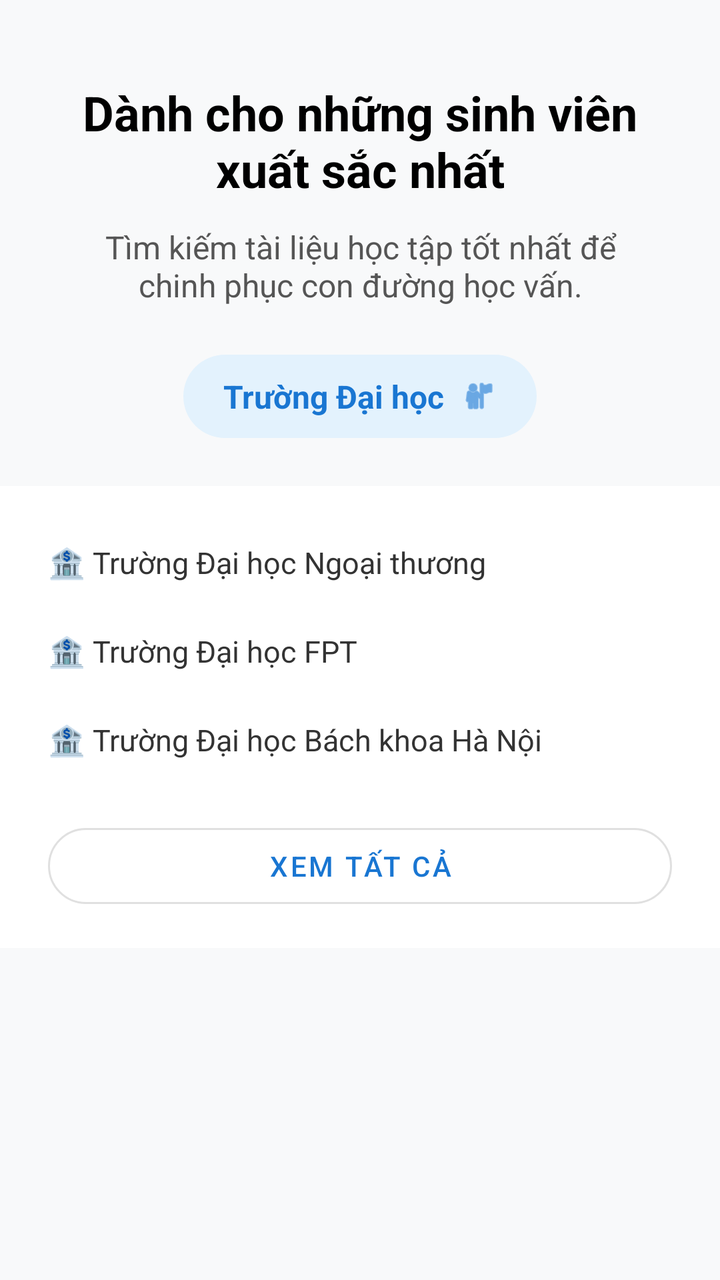
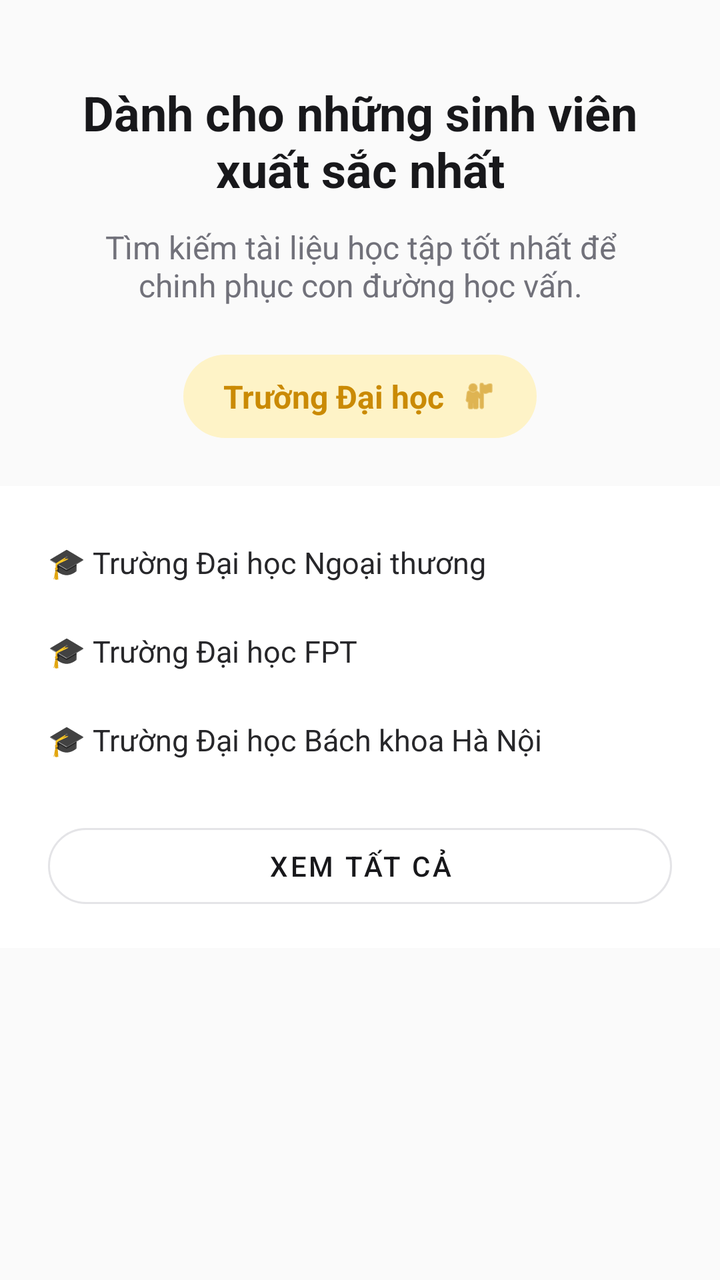

Compare the two renders of this Android layout. The source of the first and the diff that turns it into the second are given below.
<!-- AndroidManifest.xml: application theme Theme.DACS -->
<!-- res/layout/item_home_universities.xml -->
<?xml version="1.0" encoding="utf-8"?>
<LinearLayout xmlns:android="http://schemas.android.com/apk/res/android"
    xmlns:app="http://schemas.android.com/apk/res-auto"
    android:layout_width="match_parent"
    android:layout_height="wrap_content"
    android:orientation="vertical"
    android:background="#F8F9FA"
    android:paddingTop="40dp">

    <TextView
        android:id="@+id/tvUniTitle"
        android:layout_width="match_parent"
        android:layout_height="wrap_content"
        android:layout_marginHorizontal="32dp"
        android:text="Dành cho những sinh viên xuất sắc nhất"
        android:textSize="24sp"
        android:textStyle="bold"
        android:textColor="#000000"
        android:gravity="center" />

    <TextView
        android:id="@+id/tvUniSubtitle"
        android:layout_width="match_parent"
        android:layout_height="wrap_content"
        android:layout_marginTop="12dp"
        android:layout_marginHorizontal="32dp"
        android:text="Tìm kiếm tài liệu học tập tốt nhất để chinh phục con đường học vấn."
        android:textSize="16sp"
        android:textColor="#555555"
        android:gravity="center" />

    <LinearLayout
        android:layout_width="wrap_content"
        android:layout_height="wrap_content"
        android:layout_gravity="center_horizontal"
        android:layout_marginTop="24dp"
        android:background="@drawable/bg_input_rounded"
        android:backgroundTint="#E3F2FD"
        android:paddingHorizontal="20dp"
        android:paddingVertical="10dp"
        android:orientation="horizontal"
        android:gravity="center_vertical">

        <TextView
            android:layout_width="wrap_content"
            android:layout_height="wrap_content"
            android:text="Trường Đại học"
            android:textColor="#1976D2"
            android:textStyle="bold"
            android:textSize="16sp"/>

        <ImageView
            android:layout_width="18dp"
            android:layout_height="18dp"
            android:layout_marginStart="8dp"
            android:src="@android:drawable/ic_menu_myplaces"
            app:tint="#1976D2"/>
    </LinearLayout>

    <LinearLayout
        android:layout_width="match_parent"
        android:layout_height="wrap_content"
        android:layout_marginTop="24dp"
        android:background="#FFFFFF"
        android:orientation="vertical"
        android:paddingHorizontal="24dp"
        android:paddingVertical="16dp">

        <TextView
            android:layout_width="match_parent"
            android:layout_height="wrap_content"
            android:paddingVertical="12dp"
            android:text="🏦 Trường Đại học Ngoại thương"
            android:textColor="#333333"
            android:textSize="15sp"/>

        <TextView
            android:layout_width="match_parent"
            android:layout_height="wrap_content"
            android:paddingVertical="12dp"
            android:text="🏦 Trường Đại học FPT"
            android:textColor="#333333"
            android:textSize="15sp"/>

        <TextView
            android:layout_width="match_parent"
            android:layout_height="wrap_content"
            android:paddingVertical="12dp"
            android:text="🏦 Trường Đại học Bách khoa Hà Nội"
            android:textColor="#333333"
            android:textSize="15sp"/>

        <Button
            android:id="@+id/btnSeeAllUnis"
            android:layout_width="match_parent"
            android:layout_height="50dp"
            android:layout_marginTop="16dp"
            android:text="Xem tất cả"
            android:textColor="#1976D2"
            android:backgroundTint="#FFFFFF"
            style="?attr/materialButtonOutlinedStyle"
            app:strokeColor="#E0E0E0"
            app:strokeWidth="1dp"
            app:cornerRadius="25dp"/>
    </LinearLayout>

</LinearLayout>
<!-- resources referenced by this layout -->
<resources>
  <!-- drawable bg_input_rounded (drawable) -->
  <shape xmlns:android="http://schemas.android.com/apk/res/android">
      <solid android:color="#F4F4F4"/>
      <corners android:radius="22dp"/>
  </shape>
  <style name="Theme.DACS" parent="Theme.MaterialComponents.Light.NoActionBar">
          <item name="android:windowTranslucentStatus">true</item>
          <item name="android:windowTranslucentNavigation">true</item>
      </style>
</resources>

<!-- the commit's change to res/layout/item_home_universities.xml (unified diff, before → after) -->
@@ -4,7 +4,7 @@
     android:layout_width="match_parent"
     android:layout_height="wrap_content"
     android:orientation="vertical"
-    android:background="#F8F9FA"
+    android:background="#FAFAFA"
     android:paddingTop="40dp">
 
     <TextView
@@ -15,7 +15,7 @@
         android:text="Dành cho những sinh viên xuất sắc nhất"
         android:textSize="24sp"
         android:textStyle="bold"
-        android:textColor="#000000"
+        android:textColor="#18181B"
         android:gravity="center" />
 
     <TextView
@@ -26,7 +26,7 @@
         android:layout_marginHorizontal="32dp"
         android:text="Tìm kiếm tài liệu học tập tốt nhất để chinh phục con đường học vấn."
         android:textSize="16sp"
-        android:textColor="#555555"
+        android:textColor="#71717A"
         android:gravity="center" />
 
     <LinearLayout
@@ -35,7 +35,7 @@
         android:layout_gravity="center_horizontal"
         android:layout_marginTop="24dp"
         android:background="@drawable/bg_input_rounded"
-        android:backgroundTint="#E3F2FD"
+        android:backgroundTint="#FEF3C7"
         android:paddingHorizontal="20dp"
         android:paddingVertical="10dp"
         android:orientation="horizontal"
@@ -45,7 +45,7 @@
             android:layout_width="wrap_content"
             android:layout_height="wrap_content"
             android:text="Trường Đại học"
-            android:textColor="#1976D2"
+            android:textColor="#CA8A04"
             android:textStyle="bold"
             android:textSize="16sp"/>
 
@@ -54,7 +54,7 @@
             android:layout_height="18dp"
             android:layout_marginStart="8dp"
             android:src="@android:drawable/ic_menu_myplaces"
-            app:tint="#1976D2"/>
+            app:tint="#CA8A04"/>
     </LinearLayout>
 
     <LinearLayout
@@ -70,24 +70,24 @@
             android:layout_width="match_parent"
             android:layout_height="wrap_content"
             android:paddingVertical="12dp"
-            android:text="🏦 Trường Đại học Ngoại thương"
-            android:textColor="#333333"
+            android:text="🎓 Trường Đại học Ngoại thương"
+            android:textColor="#27272A"
             android:textSize="15sp"/>
 
         <TextView
             android:layout_width="match_parent"
             android:layout_height="wrap_content"
             android:paddingVertical="12dp"
-            android:text="🏦 Trường Đại học FPT"
-            android:textColor="#333333"
+            android:text="🎓 Trường Đại học FPT"
+            android:textColor="#27272A"
             android:textSize="15sp"/>
 
         <TextView
             android:layout_width="match_parent"
             android:layout_height="wrap_content"
             android:paddingVertical="12dp"
-            android:text="🏦 Trường Đại học Bách khoa Hà Nội"
-            android:textColor="#333333"
+            android:text="🎓 Trường Đại học Bách khoa Hà Nội"
+            android:textColor="#27272A"
             android:textSize="15sp"/>
 
         <Button
@@ -96,10 +96,10 @@
             android:layout_height="50dp"
             android:layout_marginTop="16dp"
             android:text="Xem tất cả"
-            android:textColor="#1976D2"
+            android:textColor="#18181B"
             android:backgroundTint="#FFFFFF"
             style="?attr/materialButtonOutlinedStyle"
-            app:strokeColor="#E0E0E0"
+            app:strokeColor="#E4E4E7"
             app:strokeWidth="1dp"
             app:cornerRadius="25dp"/>
     </LinearLayout>
